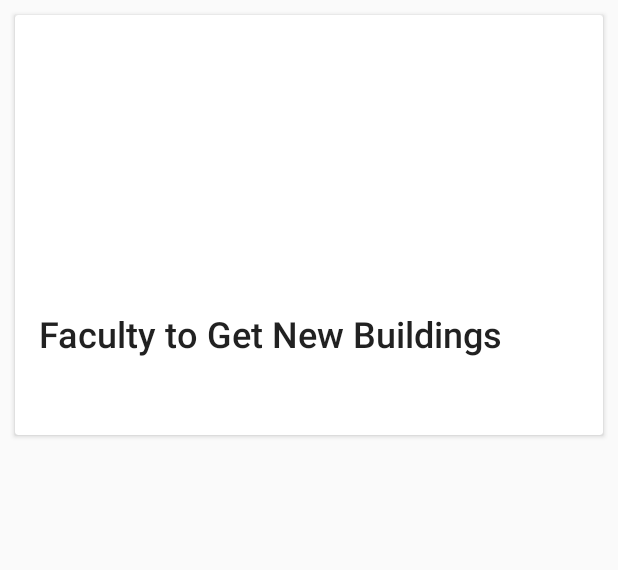
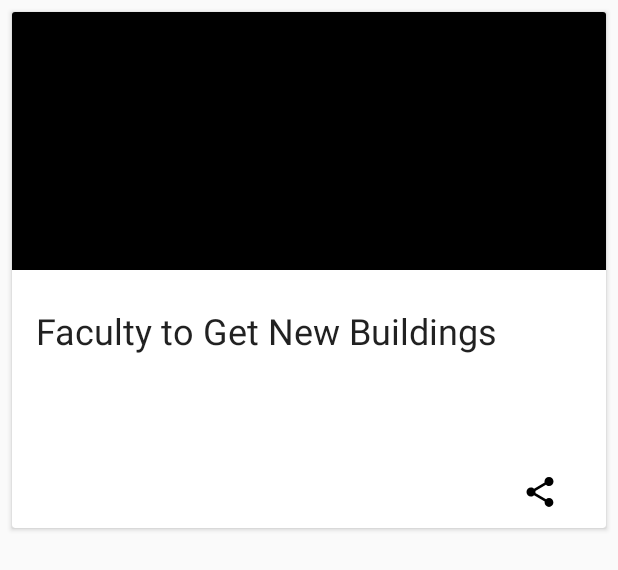
Before and after one commit to UWICompSociety/FSTApp, an Android app: the layout list_news_item.xml on its own in the app's theme, with its tools: preview values and no code run, on a phone screen of 412 x 824 dp. Shown: the top 570 px of the screen. Run offline under Robolectric (Android 15) with nearby library versions, the phone set to English and light mode, and no system bars; network calls fail.

Commit message:
Modify appearance of news item cards
The content blocks' alignments and padding should in in sync with the Material Design guidelines (https://material.google.com/components/cards.html#cards-content-blocks) now. The share button doesn't do anything yet.

```diff
--- a/app/src/main/res/layout/list_news_item.xml
+++ b/app/src/main/res/layout/list_news_item.xml
@@ -1,45 +1,65 @@
 <?xml version="1.0" encoding="utf-8"?>
-<android.support.v7.widget.CardView android:layout_gravity="center_horizontal"
+<android.support.v7.widget.CardView
+    xmlns:android="http://schemas.android.com/apk/res/android"
+    xmlns:tools="http://schemas.android.com/tools"
+    xmlns:app="http://schemas.android.com/apk/res-auto"
     android:id="@+id/card_view"
-    android:layout_width="match_parent"
+    android:layout_width="fill_parent"
     android:layout_height="wrap_content"
-    android:layout_margin="10.0dip"
-    android:foreground="?android:selectableItemBackground"
-    xmlns:card_view="http://schemas.android.com/apk/res-auto"
-    xmlns:android="http://schemas.android.com/apk/res/android"
-    xmlns:tools="http://schemas.android.com/tools">
+    android:layout_gravity="center_horizontal"
+    android:layout_margin="8dp"
+    android:foreground="?android:selectableItemBackground">
+
     <LinearLayout
         android:orientation="vertical"
         android:layout_width="fill_parent"
         android:layout_height="fill_parent">
+
         <ImageView
             android:id="@+id/newsImage"
             android:layout_width="fill_parent"
             android:layout_height="172.0dip"
             android:scaleType="fitXY"
-            android:transitionName="news_image"/>
+            android:transitionName="news_image"
+            tools:background="@android:color/black"
+            tools:targetApi="LOLLIPOP"/>
+
         <TextView
-            android:textSize="24sp"
-            android:textAppearance="@style/TextAppearance.AppCompat.Title"
+            android:textAppearance="@style/TextAppearance.AppCompat.Headline"
             android:id="@+id/newsHeading"
+            android:paddingTop="24dp"
             android:paddingLeft="16dp"
             android:paddingStart="16dp"
             android:paddingRight="16dp"
             android:paddingEnd="16dp"
-            android:paddingTop="24dp"
+            android:paddingBottom="16dp"
             android:layout_width="wrap_content"
             android:layout_height="wrap_content"
             android:transitionName="news_title"
+            tools:text="Faculty to Get New Buildings"
+            tools:targetApi="LOLLIPOP"/>
 
-            tools:text="Faculty to Get New Buildings" />
         <TextView
-            android:textSize="14sp"
-            android:textAppearance="@style/TextAppearance.AppCompat.Caption"
+            android:textAppearance="@style/TextAppearance.AppCompat.Body1"
             android:id="@+id/newsDescription"
-            android:padding="16dp"
+            android:paddingTop="16dp"
+            android:paddingLeft="16dp"
+            android:paddingRight="16dp"
+            android:paddingBottom="16dp"
             android:layout_width="wrap_content"
             android:layout_height="wrap_content"
+            android:maxLines="4"
+            android:ellipsize="end"
             tools:text="@string/placeholder_lorem_ipsum" />
+
+        <ImageButton
+            android:layout_width="wrap_content"
+            android:layout_height="wrap_content"
+            style="?android:attr/borderlessButtonStyle"
+            android:padding="8dp"
+            android:layout_gravity="end"
+            android:id="@+id/sharebtn"
+            app:srcCompat="@drawable/ic_share_black_24dp"/>
 
     </LinearLayout>
 </android.support.v7.widget.CardView>
```
